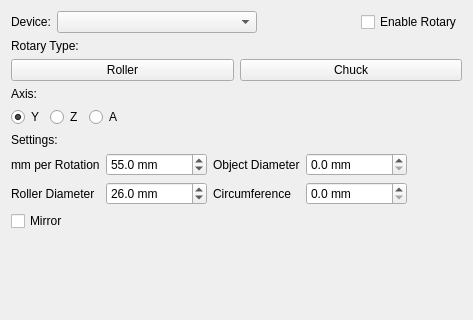
flux3dp/swiftray, file src/windows/rotary_setup.ui: the form before one commit; both pictures show x 0 to 473 and y 0 to 320 of the 473 by 483 pixel window.
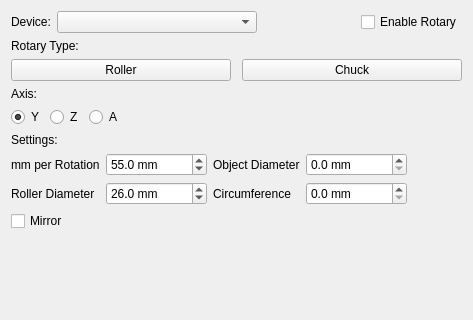
The form after the commit. Icons and pictures are not drawn.

Commit message: update border style

```diff
--- a/src/windows/rotary_setup.ui
+++ b/src/windows/rotary_setup.ui
@@ -58,11 +58,6 @@
     <layout class="QHBoxLayout" name="horizontalLayout_4">
      <item>
       <widget class="QPushButton" name="rollerButton">
-       <property name="font">
-        <font>
-         <kerning>false</kerning>
-        </font>
-       </property>
        <property name="text">
         <string>Roller</string>
        </property>
@@ -81,13 +76,24 @@
        </property>
       </widget>
      </item>
+     <item>
+      <spacer name="horizontalSpacer_3">
+       <property name="orientation">
+        <enum>Qt::Horizontal</enum>
+       </property>
+       <property name="sizeType">
+        <enum>QSizePolicy::Fixed</enum>
+       </property>
+       <property name="sizeHint" stdset="0">
+        <size>
+         <width>5</width>
+         <height>20</height>
+        </size>
+       </property>
+      </spacer>
+     </item>
      <item>
       <widget class="QPushButton" name="chuckButton">
-       <property name="font">
-        <font>
-         <kerning>false</kerning>
-        </font>
-       </property>
        <property name="styleSheet">
         <string notr="true"/>
        </property>
```
The commit also changes 1 other file.
